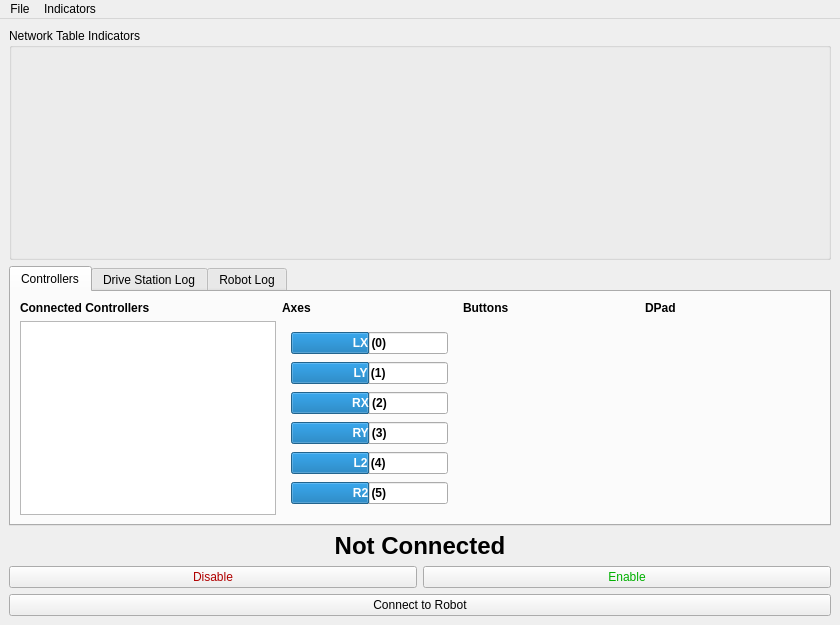
This is ui/DriveStation.ui in ArPiRobot/ArPiRobot-DriveStation as Qt 5 draws it before an edit. The edited form follows.
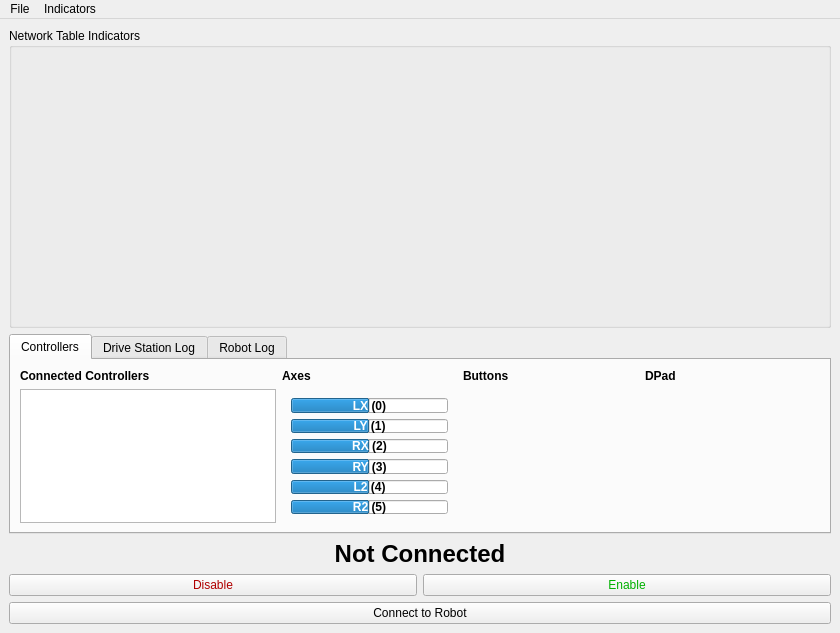
This is the edited form.

The edit to the form file:
```diff
--- a/ui/DriveStation.ui
+++ b/ui/DriveStation.ui
@@ -23,6 +23,12 @@
         <verstretch>0</verstretch>
        </sizepolicy>
       </property>
+      <property name="minimumSize">
+       <size>
+        <width>0</width>
+        <height>300</height>
+       </size>
+      </property>
       <property name="title">
        <string>Network Table Indicators</string>
       </property>
```
